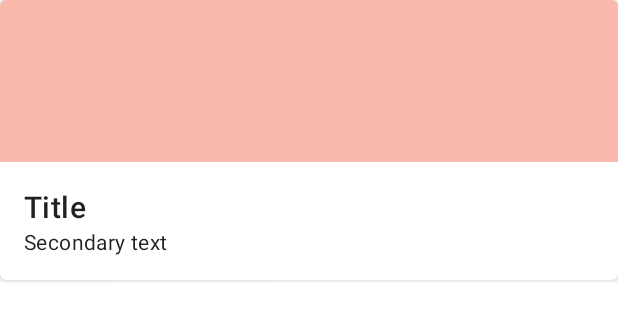
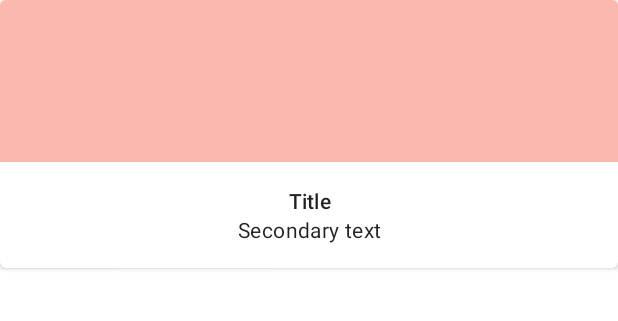
Before and after one commit to johnburitto/MaterialComponentsShine, an Android app: the layout shr_product_card.xml on its own in the app's theme, with its tools: preview values and no code run, on a phone screen of 412 x 824 dp. Shown: the top 321 px of the screen. Run offline under Robolectric (Android 15) with nearby library versions, the phone set to English and light mode, and no system bars; network calls fail.

Commit message:
Add app bar and cards style

```diff
--- a/app/src/main/res/layout/shr_product_card.xml
+++ b/app/src/main/res/layout/shr_product_card.xml
@@ -30,14 +30,18 @@
                 android:layout_width="match_parent"
                 android:layout_height="wrap_content"
                 android:text="@string/shr_product_title"
-                android:textAppearance="?attr/textAppearanceHeadline6" />
+                android:textAlignment="center"
+                android:textAppearance="?attr/textAppearanceSubtitle2"
+                android:gravity="center_horizontal" />
 
             <TextView
                 android:id="@+id/product_price"
                 android:layout_width="match_parent"
                 android:layout_height="wrap_content"
                 android:text="@string/shr_product_description"
-                android:textAppearance="?attr/textAppearanceBody2" />
+                android:textAlignment="center"
+                android:textAppearance="?attr/textAppearanceBody2"
+                android:gravity="center_horizontal" />
         </LinearLayout>
     </LinearLayout>
 </com.google.android.material.card.MaterialCardView>
--- a/app/src/main/res/values/styles.xml
+++ b/app/src/main/res/values/styles.xml
@@ -13,6 +13,7 @@
         <item name="android:background">?attr/colorAccent</item>
         <item name="android:theme">@style/Theme.Shrine</item>
         <item name="popupTheme">@style/ThemeOverlay.AppCompat.Light</item>
+        <item name="titleTextAppearance">@style/TextAppearance.Shrine.Toolbar</item>
     </style>
 
     <style name="Widget.Shrine.TextInputLayout" parent="Widget.MaterialComponents.TextInputLayout.OutlinedBox">
@@ -34,4 +35,8 @@
     <style name="Widget.Shrine.Button.TextButton" parent="Widget.MaterialComponents.Button.TextButton">
         <item name="android:textColor">?android:attr/textColorPrimary</item>
     </style>
+
+    <style name="TextAppearance.Shrine.Toolbar" parent="TextAppearance.MaterialComponents.Button">
+        <item name="android:textSize">16sp</item>
+    </style>
 </resources>
```
